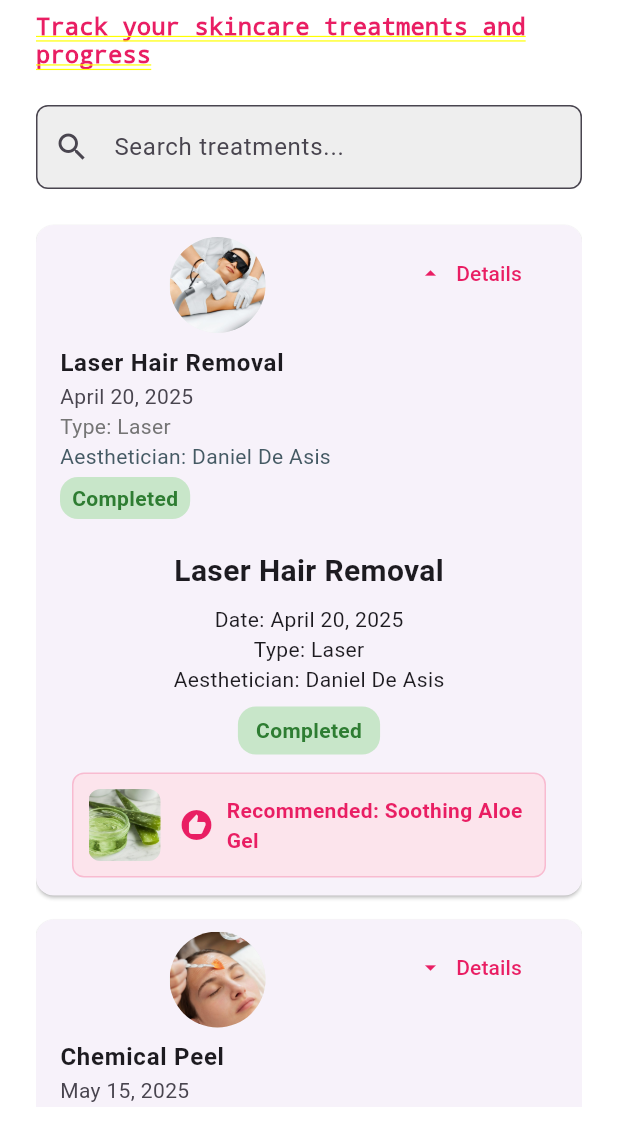
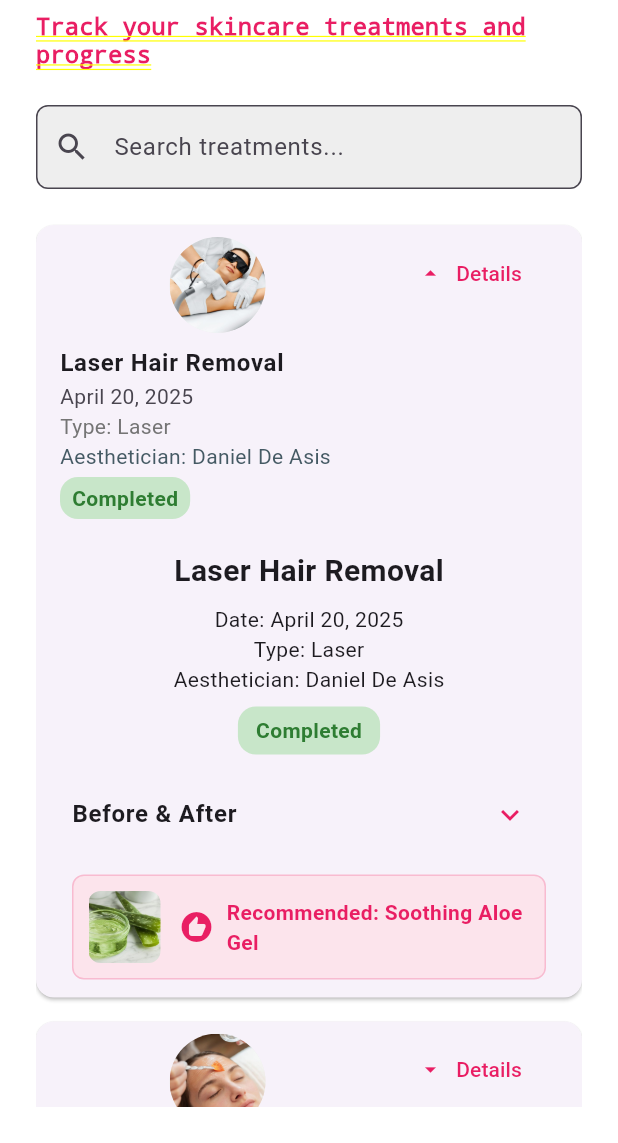
Before and after one commit to ronveee/kderma_mobileapp, a Flutter app: the TreatmentTimelineSection screen opened by its route, after a tap on "Details", on a phone screen of 412 x 824 dp, the part 93-1236 px from its top. Run offline on Flutter 3.47's test engine with Material 3 defaults, Android fonts, the light colour scheme and no system bars; network calls fail.

Commit message:
week2day5

```diff
--- a/lib/treatment.dart
+++ b/lib/treatment.dart
@@ -148,6 +148,8 @@ class _TreatmentTimelineSectionState extends State<TreatmentTimelineSection> {
                         status: treatment['status']!,
                         type: treatment['type']!,
                         aesthetician: treatment['aesthetician']!,
+                        beforeImage: _getBeforeImage(treatment['treatmentName']!),
+                        afterImage: _getAfterImage(treatment['treatmentName']!),
                       );
                     },
                   ),
@@ -155,6 +157,41 @@ class _TreatmentTimelineSectionState extends State<TreatmentTimelineSection> {
         ],
       ),
     );
+  }
+
+  // Helper methods to provide before/after images by treatment name
+  String? _getBeforeImage(String treatmentName) {
+    switch (treatmentName) {
+      case 'Laser Hair Removal':
+        return 'assets/bf/laser hair removal1.jpg';
+      case 'Chemical Peel':
+        return 'assets/bf/chemical peel1.jpg';
+      case 'Facial Treatment':
+        return 'assets/bf/facial treatment1.jpg';
+      case 'Acne Therapy':
+        return 'assets/bf/acne therapy1.jpg';
+      case 'Microdermabrasion':
+        return 'assets/bf/dermabrasion.jpg';
+      default:
+        return null;
+    }
+  }
+
+  String? _getAfterImage(String treatmentName) {
+    switch (treatmentName) {
+      case 'Laser Hair Removal':
+        return 'assets/bf/laser hair removal2.jpg';
+      case 'Chemical Peel':
+        return 'assets/bf/chemical peel2.jpg';
+      case 'Facial Treatment':
+        return 'assets/bf/facial treatment2.jpg';
+      case 'Acne Therapy':
+        return 'assets/bf/acne therapy2.jpg';
+      case 'Microdermabrasion':
+        return 'assets/bf/dermabrasion2.jpg';
+      default:
+        return null;
+    }
   }
 }
 
@@ -164,6 +201,8 @@ class TreatmentTimelineItem extends StatefulWidget {
   final String status;
   final String type;
   final String aesthetician;
+  final String? beforeImage;
+  final String? afterImage;
 
   const TreatmentTimelineItem({
     Key? key,
@@ -172,6 +211,8 @@ class TreatmentTimelineItem extends StatefulWidget {
     required this.status,
     required this.type,
     required this.aesthetician,
+    this.beforeImage,
+    this.afterImage,
   }) : super(key: key);
 
   @override
@@ -180,8 +221,8 @@ class TreatmentTimelineItem extends StatefulWidget {
 
 class _TreatmentTimelineItemState extends State<TreatmentTimelineItem> {
   bool _showDetails = false;
+  bool _showBeforeAfter = false;
 
-  // Treatment images by type/name
   final Map<String, String> _treatmentImages = {
     'Laser Hair Removal': 'assets/laserhairremoval.jpg',
     'Chemical Peel': 'assets/chemicalpeel.jpg',
@@ -190,8 +231,7 @@ class _TreatmentTimelineItemState extends State<TreatmentTimelineItem> {
     'Microdermabrasion': 'assets/microdermabrasion.jpg',
   };
 
-  // Product recommendations with image path and name
-  Map<String, Map<String, String>> _productRecommendations = {
+  final Map<String, Map<String, String>> _productRecommendations = {
     'laser': {
       'name': 'Soothing Aloe Gel',
       'image': 'assets/aloegel.jpg',
@@ -211,6 +251,10 @@ class _TreatmentTimelineItemState extends State<TreatmentTimelineItem> {
     'exfoliation': {
       'name': 'Moisturizing Cream',
       'image': 'assets/moisturizingcream.jpg',
+    },
+    'default': {
+      'name': 'General Skincare Product',
+      'image': 'assets/default_product.jpg',
     },
   };
 
@@ -232,7 +276,6 @@ class _TreatmentTimelineItemState extends State<TreatmentTimelineItem> {
             title: Column(
               crossAxisAlignment: CrossAxisAlignment.start,
               children: [
-                // Treatment image above the treatment name
                 Center(
                   child: Padding(
                     padding: const EdgeInsets.only(bottom: 8.0),
@@ -287,13 +330,6 @@ class _TreatmentTimelineItemState extends State<TreatmentTimelineItem> {
               padding: const EdgeInsets.symmetric(horizontal: 24.0, vertical: 12.0),
               child: Column(
                 children: [
-                  // You can keep or remove this image below, since it's now above the name in the ListTile
-                  // CircleAvatar(
-                  //   radius: 40,
-                  //   backgroundImage: AssetImage(treatmentImage),
-                  //   backgroundColor: Colors.grey[200],
-                  // ),
-                  // const SizedBox(height: 12),
                   Text(
                     widget.treatmentName,
                     style: const TextStyle(fontSize: 20, fontWeight: FontWeight.bold),
@@ -318,7 +354,86 @@ class _TreatmentTimelineItemState extends State<TreatmentTimelineItem> {
                     ),
                   ),
                   const SizedBox(height: 12),
-                  // Product Recommendation with image section
+                  // --- Before & After Dropdown Section ---
+                  if (widget.status.toLowerCase() == 'completed')
+                    Column(
+                      children: [
+                        ListTile(
+                          contentPadding: EdgeInsets.zero,
+                          title: const Text(
+                            'Before & After',
+                            style: TextStyle(fontWeight: FontWeight.bold, fontSize: 16),
+                          ),
+                          trailing: IconButton(
+                            icon: Icon(
+                              _showBeforeAfter ? Icons.expand_less : Icons.expand_more,
+                              color: Colors.pink,
+                            ),
+                            onPressed: () {
+                              setState(() {
+                                _showBeforeAfter = !_showBeforeAfter;
+                              });
+                            },
+                          ),
+                        ),
+                        if (_showBeforeAfter)
+                          Row(
+                            children: [
+                              Expanded(
+                                child: Column(
+                                  children: [
+                                    const Text('Before', style: TextStyle(fontSize: 12)),
+                                    const SizedBox(height: 4),
+                                    widget.beforeImage != null
+                                        ? ClipRRect(
+                                            borderRadius: BorderRadius.circular(8),
+                                            child: Image.asset(
+                                              widget.beforeImage!,
+                                              height: 80,
+                                              fit: BoxFit.cover,
+                                              errorBuilder: (context, error, stackTrace) =>
+                                                  const Icon(Icons.image_not_supported, size: 48, color: Colors.grey),
+                                            ),
+                                          )
+                                        : Container(
+                                            height: 80,
+                                            color: Colors.grey[200],
+                                            child: const Center(child: Text('No Image')),
+                                          ),
+                                  ],
+                                ),
+                              ),
+                              const SizedBox(width: 12),
+                              Expanded(
+                                child: Column(
+                                  children: [
+                                    const Text('After', style: TextStyle(fontSize: 12)),
+                                    const SizedBox(height: 4),
+                                    widget.afterImage != null
+                                        ? ClipRRect(
+                                            borderRadius: BorderRadius.circular(8),
+                                            child: Image.asset(
+                                              widget.afterImage!,
+                                              height: 80,
+                                              fit: BoxFit.cover,
+                                              errorBuilder: (context, error, stackTrace) =>
+                                                  const Icon(Icons.image_not_supported, size: 48, color: Colors.grey),
+                                            ),
+                                          )
+                                        : Container(
+                                            height: 80,
+                                            color: Colors.grey[200],
+                                            child: const Center(child: Text('No Image')),
+                                          ),
+                                  ],
+                                ),
+                              ),
+                            ],
+                          ),
+                        const SizedBox(height: 12),
+                      ],
+                    ),
+                  // --- End Before & After Dropdown Section ---
                   if (widget.status.toLowerCase() == 'completed')
                     Container(
                       padding: const EdgeInsets.all(10),
@@ -329,7 +444,6 @@ class _TreatmentTimelineItemState extends State<TreatmentTimelineItem> {
                       ),
                       child: Row(
                         children: [
-                          // Product image
                           ClipRRect(
                             borderRadius: BorderRadius.circular(8),
                             child: Image.asset(
@@ -337,7 +451,8 @@ class _TreatmentTimelineItemState extends State<TreatmentTimelineItem> {
                               width: 48,
                               height: 48,
                               fit: BoxFit.cover,
-                              errorBuilder: (context, error, stackTrace) => const Icon(Icons.image_not_supported, size: 48, color: Colors.grey),
+                              errorBuilder: (context, error, stackTrace) =>
+                                  const Icon(Icons.image_not_supported, size: 48, color: Colors.grey),
                             ),
                           ),
                           const SizedBox(width: 12),
@@ -363,3 +478,4 @@ class _TreatmentTimelineItemState extends State<TreatmentTimelineItem> {
     );
   }
 }
+// ...existing code...
```
Also changed, not shown: pubspec.yaml (+12 -0 lines), assets/bf/acne therapy1.jpg (added), assets/bf/acne therapy2.jpg (added), assets/bf/chemical peel1.jpg (added), assets/bf/chemical peel2.jpg (added), assets/bf/dermabrasion.jpg (added), assets/bf/dermabrasion2.jpg (added), assets/bf/facial treatment1.jpg (added), assets/bf/facial treatment2.jpg (added), assets/bf/laser hair removal1.jpg (added), assets/bf/laser hair removal2.jpg (added).
